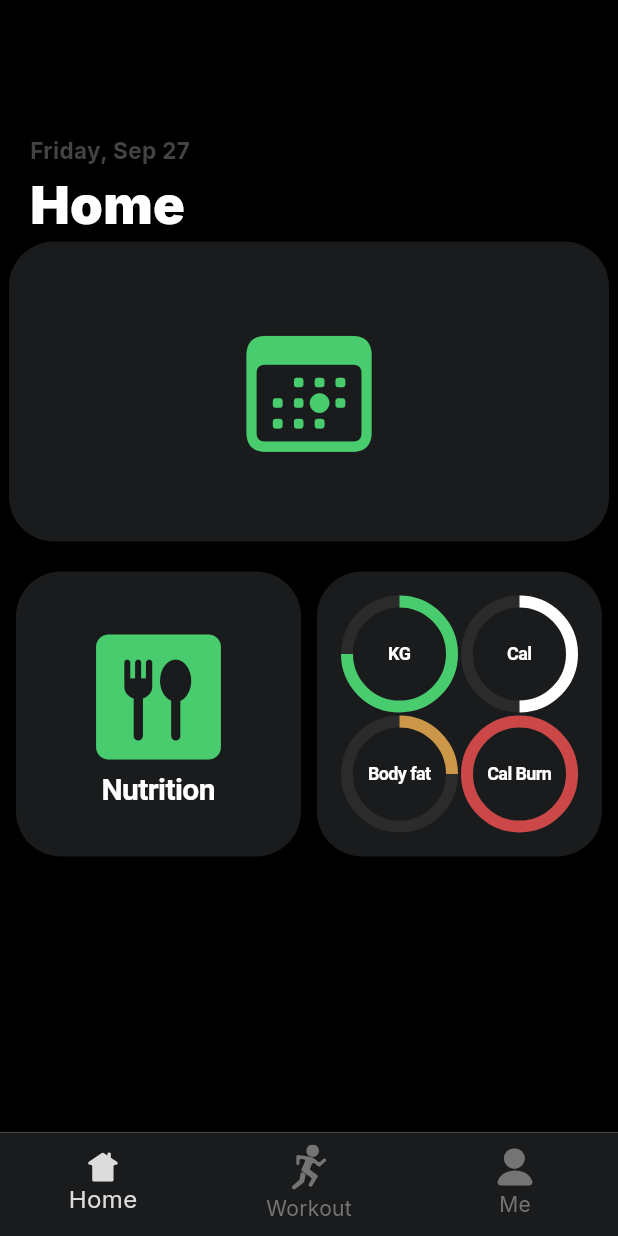
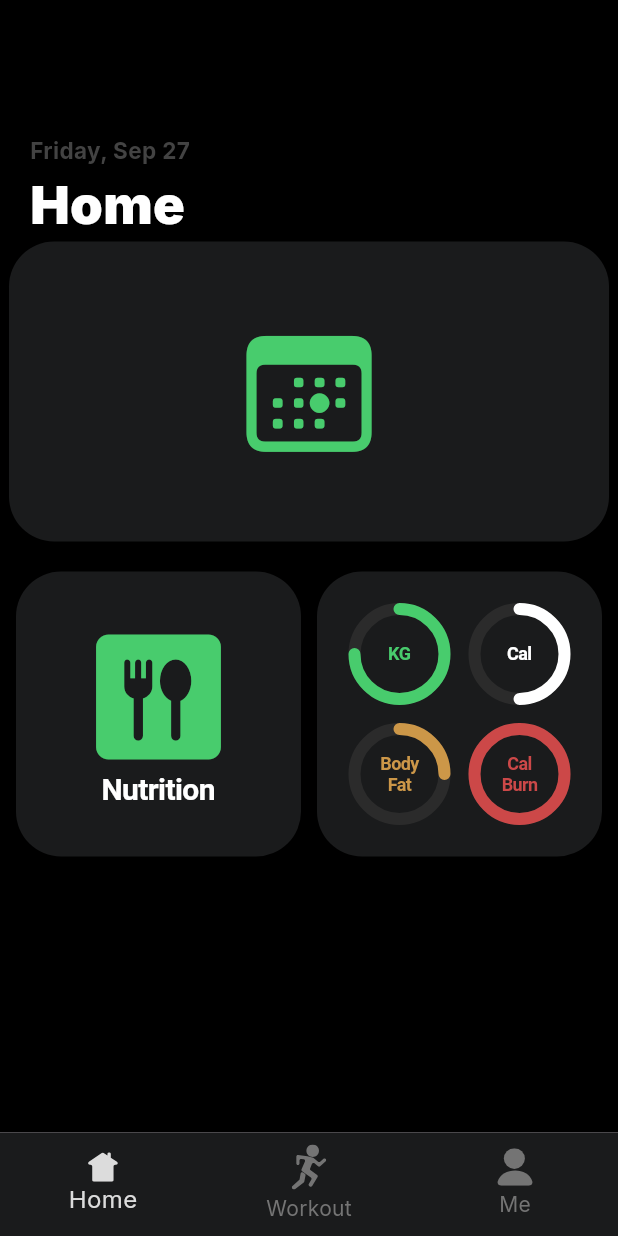
Before and after one commit to AbsolutelyHaakon/FitnessApp-IDATA2503, a Flutter app: the screen it shows after launch, on a phone screen of 412 x 824 dp. Run offline on Flutter 3.47's test engine with Material 3 defaults, Android fonts, the phone set to English and light mode, and no system bars; our stand-ins replace flutter_svg, get.

Commit message:
Quality changes

```diff
--- a/lib/modules/rings_module.dart
+++ b/lib/modules/rings_module.dart
@@ -40,11 +40,12 @@ class RingsModule extends StatelessWidget {
                       alignment: Alignment.center,
                       children: [
                         SizedBox(
-                          width: 70.0,
-                          height: 70.0,
+                          width: 60.0,
+                          height: 60.0,
                           child: CircularProgressIndicator(
                             value: 0.75, // Example progress value
                             strokeWidth: 8.0,
+                            strokeCap: StrokeCap.round,
                             valueColor: AlwaysStoppedAnimation<Color>(Color(0xFF48CC6D)),
                             backgroundColor: Color(0xFF2B2B2B),
                           ),
@@ -52,7 +53,7 @@ class RingsModule extends StatelessWidget {
                         Text(
                           'KG',
                           style: TextStyle(
-                            color: Colors.white,
+                            color: Color(0xFF48CC6D),
                             fontSize: 12,
                             fontWeight: FontWeight.bold,
                           ),
@@ -68,11 +69,12 @@ class RingsModule extends StatelessWidget {
                       alignment: Alignment.center,
                       children: [
                         SizedBox(
-                          width: 70.0,
-                          height: 70.0,
+                          width: 60.0,
+                          height: 60.0,
                           child: CircularProgressIndicator(
                             value: 0.5, // Example progress value
                             strokeWidth: 8.0,
+                            strokeCap: StrokeCap.round,
                             valueColor: AlwaysStoppedAnimation<Color>(Color(0xFFFFFFFF)),
                             backgroundColor: Color(0xFF2B2B2B),
                           ),
@@ -101,22 +103,24 @@ class RingsModule extends StatelessWidget {
                       alignment: Alignment.center,
                       children: [
                         SizedBox(
-                          width: 70.0,
-                          height: 70.0,
+                          width: 60.0,
+                          height: 60.0,
                           child: CircularProgressIndicator(
                             value: 0.25, // Example progress value
                             strokeWidth: 8.0,
+                            strokeCap: StrokeCap.round,
                             valueColor: AlwaysStoppedAnimation<Color>(Color(0xFFCC9748)),
                             backgroundColor: Color(0xFF2B2B2B),
                           ),
                         ),
                         Text(
-                          'Body fat',
+                          'Body\nFat',
                           style: TextStyle(
-                            color: Colors.white,
+                            color: Color(0xFFCC9748),
                             fontSize: 12,
                             fontWeight: FontWeight.bold,
                           ),
+                          textAlign: TextAlign.center,
                         ),
                       ],
                     ),
@@ -129,22 +133,24 @@ class RingsModule extends StatelessWidget {
                       alignment: Alignment.center,
                       children: [
                         SizedBox(
-                          width: 70.0,
-                          height: 70.0,
+                          width: 60.0,
+                          height: 60.0,
                           child: CircularProgressIndicator(
                             value: 1, // Example progress value
                             strokeWidth: 8.0,
+                            strokeCap: StrokeCap.round,
                             valueColor: AlwaysStoppedAnimation<Color>(Color(0xFFCC4848)),
                             backgroundColor: Color(0xFF2B2B2B),
                           ),
                         ),
                         Text(
-                          'Cal Burn',
+                          'Cal\nBurn',
                           style: TextStyle(
-                            color: Colors.white,
+                            color: Color(0xFFCC4848),
                             fontSize: 12,
                             fontWeight: FontWeight.bold,
                           ),
+                          textAlign: TextAlign.center,
                         ),
                       ],
                     ),
--- a/lib/pages/home.dart
+++ b/lib/pages/home.dart
@@ -45,7 +45,7 @@ class _HomeState extends State<Home> {
                 alignment: Alignment.centerLeft,
                 child: Text(
                   formattedDate,
-                  style: TextStyle(
+                  style: const TextStyle(
                     fontWeight: FontWeight.bold,
                     fontSize: 15.0,
                     color: Color(0xFF434343),
@@ -67,8 +67,8 @@ class _HomeState extends State<Home> {
                 ),
               ),
             ),
-            TodayModule(),
-            SizedBox(height: 20),
+            const TodayModule(),
+            const SizedBox(height: 20),
             Row(
               mainAxisAlignment: MainAxisAlignment.spaceEvenly,
               children: [
```
